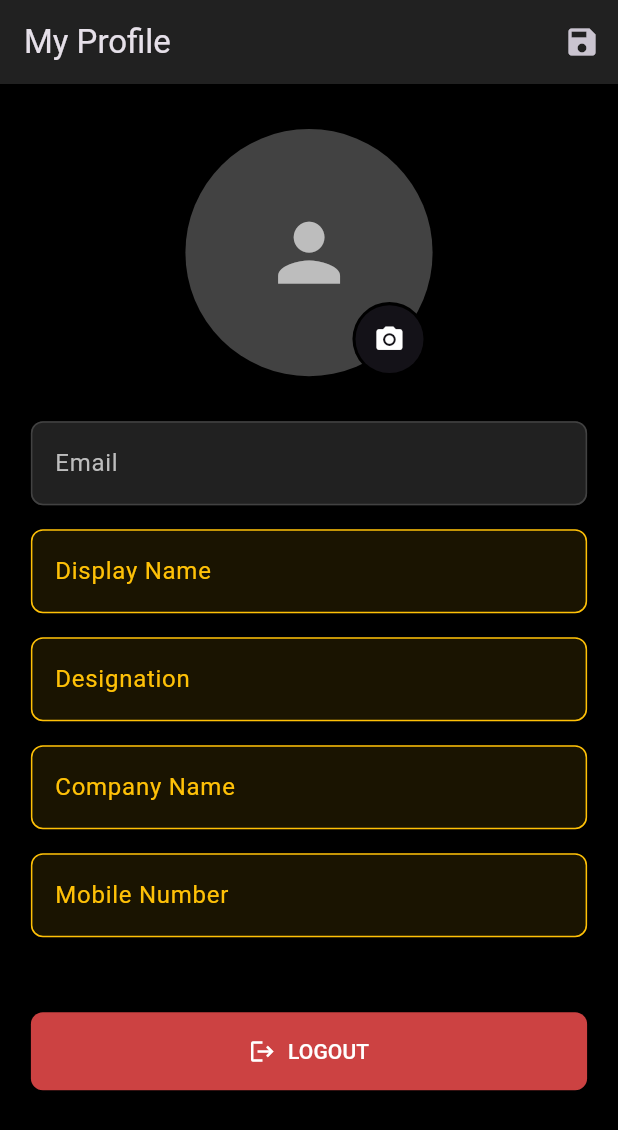
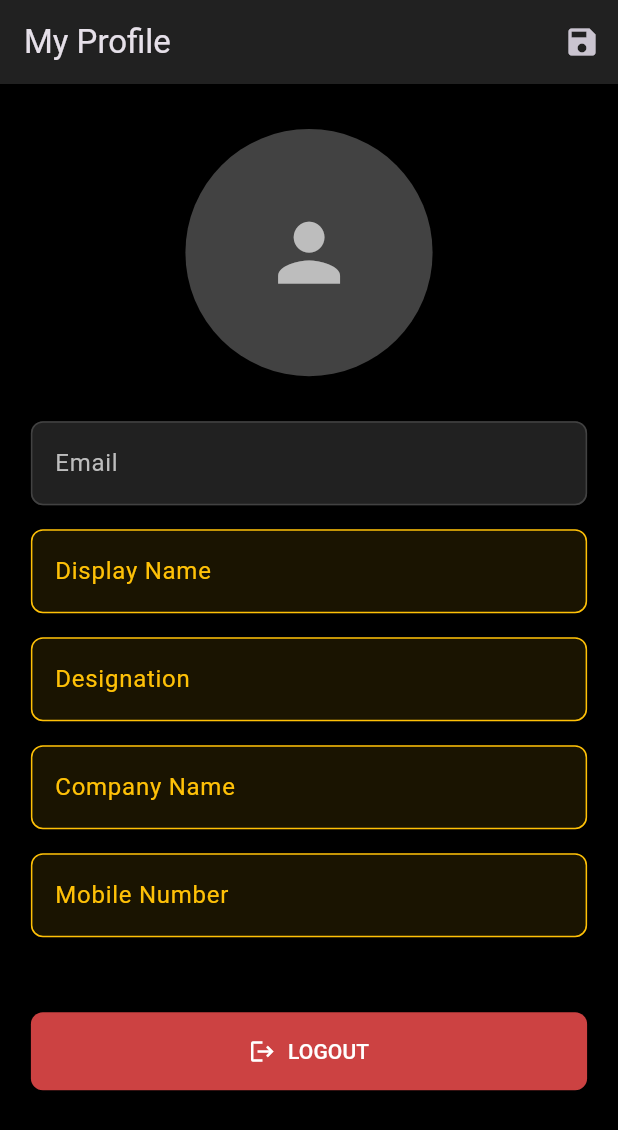
Before and after one commit to akanshujamwal/link-vault, a Flutter app: the screen it shows once a user with an empty profile is signed in, on a phone screen of 412 x 824 dp. Shown: the top 1130 px of the screen. Run offline on Flutter 3.47's test engine with Material 3 defaults, Android fonts, the phone set to English and light mode, and no system bars; our stand-ins replace cloud_firestore, connectivity_plus, firebase_auth, firebase_core, firebase_storage, geocoding and 6 more; missing offline and left inert: qr_code_scanner_plus; accounts and stored records are empty; generated files the repository leaves out were written again.

Commit message:
comment profile photo upload functionality

```diff
--- a/lib/profile/profile_page.dart
+++ b/lib/profile/profile_page.dart
@@ -656,35 +656,35 @@ class _ProfilePageState extends State<ProfilePage> {
                               )
                             : null,
                       ),
-                      if (_isEditing)
-                        Positioned(
-                          bottom: 0,
-                          right: 4,
-                          child: CircleAvatar(
-                            radius: screenWidth * 0.06,
-                            backgroundColor: Colors.black,
-                            child: CircleAvatar(
-                              radius: screenWidth * 0.055,
-                              backgroundColor: Theme.of(context).primaryColor,
-                              child: _isUploading
-                                  ? const Padding(
-                                      padding: EdgeInsets.all(8.0),
-                                      child: CircularProgressIndicator(
-                                        color: Colors.white,
-                                        strokeWidth: 2,
-                                      ),
-                                    )
-                                  : IconButton(
-                                      icon: Icon(
-                                        Icons.camera_alt,
-                                        color: Colors.white,
-                                        size: screenWidth * 0.05,
-                                      ),
-                                      onPressed: _pickAndUploadImage,
-                                    ),
-                            ),
-                          ),
-                        ),
+                      // if (_isEditing)
+                      //   Positioned(
+                      //     bottom: 0,
+                      //     right: 4,
+                      //     child: CircleAvatar(
+                      //       radius: screenWidth * 0.06,
+                      //       backgroundColor: Colors.black,
+                      //       child: CircleAvatar(
+                      //         radius: screenWidth * 0.055,
+                      //         backgroundColor: Theme.of(context).primaryColor,
+                      //         child: _isUploading
+                      //             ? const Padding(
+                      //                 padding: EdgeInsets.all(8.0),
+                      //                 child: CircularProgressIndicator(
+                      //                   color: Colors.white,
+                      //                   strokeWidth: 2,
+                      //                 ),
+                      //               )
+                      //             : IconButton(
+                      //                 icon: Icon(
+                      //                   Icons.camera_alt,
+                      //                   color: Colors.white,
+                      //                   size: screenWidth * 0.05,
+                      //                 ),
+                      //                 onPressed: _pickAndUploadImage,
+                      //               ),
+                      //       ),
+                      //     ),
+                      //   ),
                     ],
                   ),
                 ),
```
